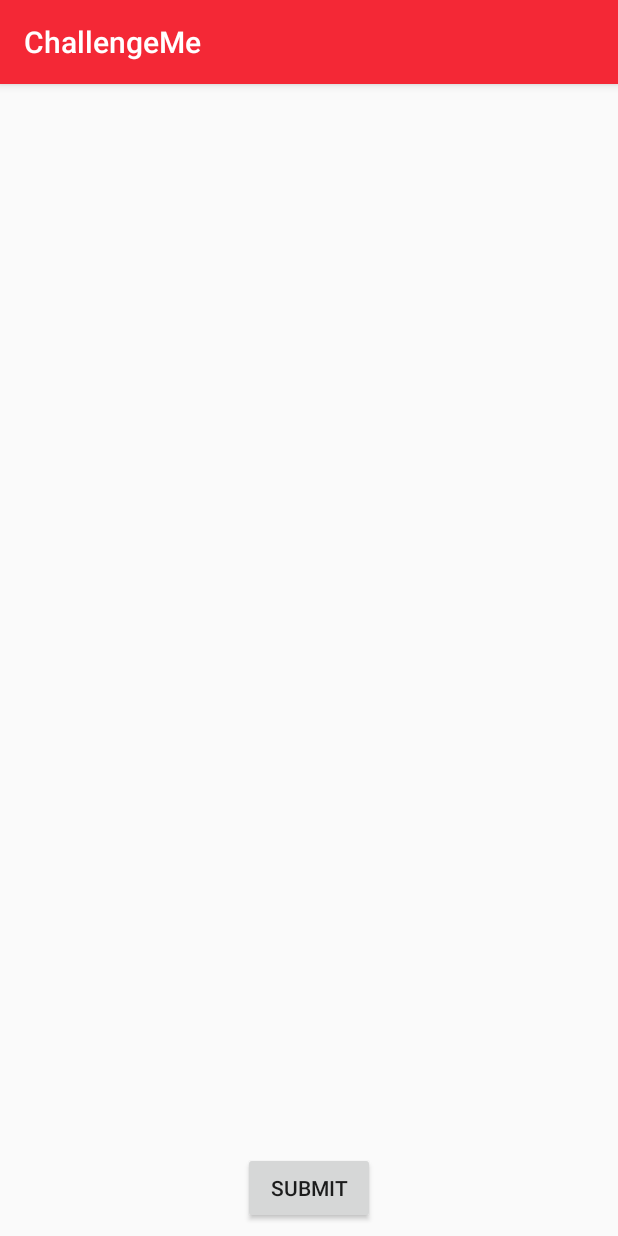
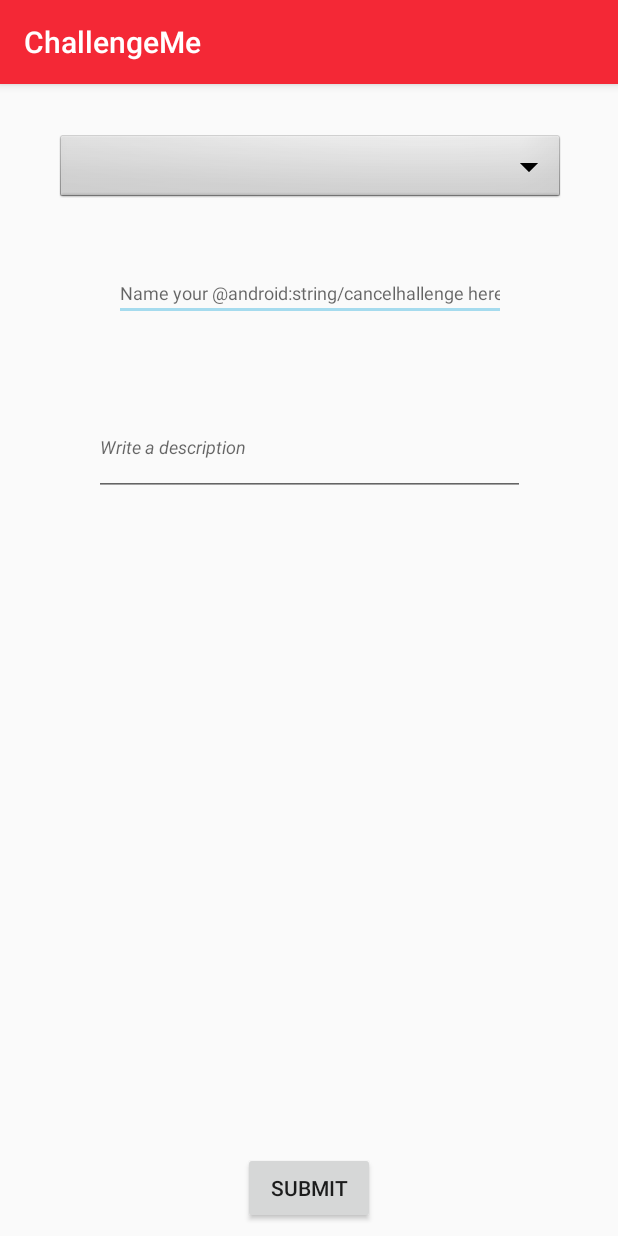
Before and after one commit to mchll05/cc_project_java_android, an Android app: the UserCreatesActivity screen opened directly, with no data from a screen before it, on a phone screen of 412 x 824 dp. Run offline under Robolectric (Android 15) with nearby library versions, the phone set to English and light mode, and no system bars; Roboto replaces fonts that are not available here.

Commit message:
Create Challenge form

```diff
--- a/ChallengeMeApp/app/src/main/java/com/example/maustin/challengeme/MyChallengesActivity.java
+++ b/ChallengeMeApp/app/src/main/java/com/example/maustin/challengeme/MyChallengesActivity.java
@@ -5,7 +5,9 @@ import android.content.Intent;
 import android.content.SharedPreferences;
 import android.support.v7.app.AppCompatActivity;
 import android.os.Bundle;
+import android.view.View;
 import android.widget.ArrayAdapter;
+import android.widget.Button;
 import android.widget.ListView;
 import android.widget.TextView;
 
@@ -18,18 +20,20 @@ import java.util.ArrayList;
 
 public class MyChallengesActivity extends AppCompatActivity {
 
+    Button createButton;
+
     @Override
     protected void onCreate(Bundle savedInstanceState) {
         super.onCreate(savedInstanceState);
         setContentView(R.layout.activity_my_challenges);
 
+        createButton = findViewById(R.id.createChallengeB);
+
         Intent intent = getIntent();
         Challenge challengeToAddToCollection = (Challenge) intent.getSerializableExtra("challenge");
 
         ApplicationState applicationState = SharedPreferencesHelper.loadApplicationState(this);
-
         SharedPreferencesHelper.saveApplicationState(this, applicationState);
-
         ChallengeAdapter challengeNamesArrayAdapter = new ChallengeAdapter(this, applicationState.getCategories().getMyChallengesFromAllCategories());
 
         ListView challengeNamesListView = (ListView) findViewById(R.id.currentChallenges);
@@ -38,4 +42,9 @@ public class MyChallengesActivity extends AppCompatActivity {
 //        ListView completeChallengeListView = (ListView) findViewById(R.id.completedChallenges);
 //        completeChallengeListView.setAdapter(challengeNamesArrayAdapter);
     }
+
+    public void onCreateNewChallengeButtonClick(View button) {
+        Intent intent = new Intent(this, UserCreatesActivity.class);
+        startActivity(intent);
+    }
 }
--- a/ChallengeMeApp/app/src/main/java/com/example/maustin/challengeme/UserCreatesActivity.java
+++ b/ChallengeMeApp/app/src/main/java/com/example/maustin/challengeme/UserCreatesActivity.java
@@ -2,6 +2,8 @@ package com.example.maustin.challengeme;
 
 import android.support.v7.app.AppCompatActivity;
 import android.os.Bundle;
+import android.widget.ArrayAdapter;
+import android.widget.Spinner;
 
 public class UserCreatesActivity extends AppCompatActivity {
 
@@ -9,5 +11,21 @@ public class UserCreatesActivity extends AppCompatActivity {
     protected void onCreate(Bundle savedInstanceState) {
         super.onCreate(savedInstanceState);
         setContentView(R.layout.activity_user_creates);
+
+//        //get the spinner from the xml.
+//        Spinner dropdown = findViewById(R.id.spinner1);
+//        //create a list of items for the spinner.
+//        String[] items = new String[]{"Exercise", "Photography", "Food", "Travel"};
+//        //create an adapter to describe how the items are displayed, adapters are used in several places in android.
+//        //There are multiple variations of this, but this is the basic variant.
+//        ArrayAdapter<String> adapter = new ArrayAdapter<>(this, R.layout.activity_user_creates, items);
+//        //set the spinners adapter to the previously created one.
+//        dropdown.setAdapter(adapter);
     }
+
+    public void onSubmitButtonClicked(){
+
+    }
+
+
 }
--- a/ChallengeMeApp/app/src/main/res/layout/activity_my_challenges.xml
+++ b/ChallengeMeApp/app/src/main/res/layout/activity_my_challenges.xml
@@ -27,7 +27,7 @@
         app:layout_constraintTop_toTopOf="parent" />
 
     <Button
-        android:id="@+id/createChellengeB"
+        android:id="@+id/createChallengeB"
         android:layout_width="233dp"
         android:layout_height="wrap_content"
         android:layout_marginBottom="8dp"
@@ -35,6 +35,7 @@
         android:layout_marginLeft="8dp"
         android:layout_marginRight="8dp"
         android:layout_marginStart="8dp"
+        android:onClick="onCreateNewChallengeButtonClick"
         android:text="Create a new Challenge"
         app:layout_constraintBottom_toBottomOf="parent"
         app:layout_constraintEnd_toEndOf="parent"
@@ -62,7 +63,7 @@
         android:layout_marginRight="8dp"
         android:layout_marginStart="8dp"
         android:layout_marginTop="20dp"
-        app:layout_constraintBottom_toTopOf="@+id/createChellengeB"
+        app:layout_constraintBottom_toTopOf="@+id/createChallengeB"
         app:layout_constraintEnd_toEndOf="parent"
         app:layout_constraintHorizontal_bias="0.521"
         app:layout_constraintStart_toStartOf="parent"
--- a/ChallengeMeApp/app/src/main/res/layout/activity_user_creates.xml
+++ b/ChallengeMeApp/app/src/main/res/layout/activity_user_creates.xml
@@ -19,4 +19,61 @@
         app:layout_constraintBottom_toBottomOf="parent"
         app:layout_constraintEnd_toEndOf="parent"
         app:layout_constraintStart_toStartOf="parent" />
+
+    <Spinner
+        android:id="@+id/spinner1"
+        android:layout_width="339dp"
+        android:layout_height="wrap_content"
+        android:layout_marginEnd="8dp"
+        android:layout_marginLeft="8dp"
+        android:layout_marginRight="8dp"
+        android:layout_marginStart="8dp"
+        android:layout_marginTop="32dp"
+        android:background="@android:drawable/btn_dropdown"
+        android:spinnerMode="dropdown"
+        app:layout_constraintEnd_toEndOf="parent"
+        app:layout_constraintHorizontal_bias="0.517"
+        app:layout_constraintStart_toStartOf="parent"
+        app:layout_constraintTop_toTopOf="parent" />
+
+    <EditText
+        android:id="@+id/challengeNameID"
+        android:layout_width="261dp"
+        android:layout_height="wrap_content"
+        android:layout_marginEnd="8dp"
+        android:layout_marginLeft="8dp"
+        android:layout_marginRight="8dp"
+        android:layout_marginStart="8dp"
+        android:layout_marginTop="40dp"
+        android:ems="10"
+        android:hint="Name your @android:string/cancelhallenge here"
+        android:inputType="textPersonName"
+        android:textSize="12sp"
+        app:layout_constraintEnd_toEndOf="parent"
+        app:layout_constraintHorizontal_bias="0.503"
+        app:layout_constraintStart_toStartOf="parent"
+        app:layout_constraintTop_toBottomOf="@+id/spinner1" />
+
+    <EditText
+        android:id="@+id/challengeDescriptionID"
+        android:layout_width="287dp"
+        android:layout_height="65dp"
+        android:layout_marginBottom="8dp"
+        android:layout_marginEnd="8dp"
+        android:layout_marginLeft="8dp"
+        android:layout_marginRight="8dp"
+        android:layout_marginStart="8dp"
+        android:layout_marginTop="8dp"
+        android:ems="10"
+        android:hint="Write a description"
+        android:inputType="textPersonName"
+        android:textSize="12sp"
+        android:textStyle="italic"
+        app:layout_constraintBottom_toTopOf="@+id/submitButton"
+        app:layout_constraintEnd_toEndOf="parent"
+        app:layout_constraintHorizontal_bias="0.503"
+        app:layout_constraintStart_toStartOf="parent"
+        app:layout_constraintTop_toBottomOf="@+id/challengeNameID"
+        app:layout_constraintVertical_bias="0.092" />
+
 </android.support.constraint.ConstraintLayout>
```
